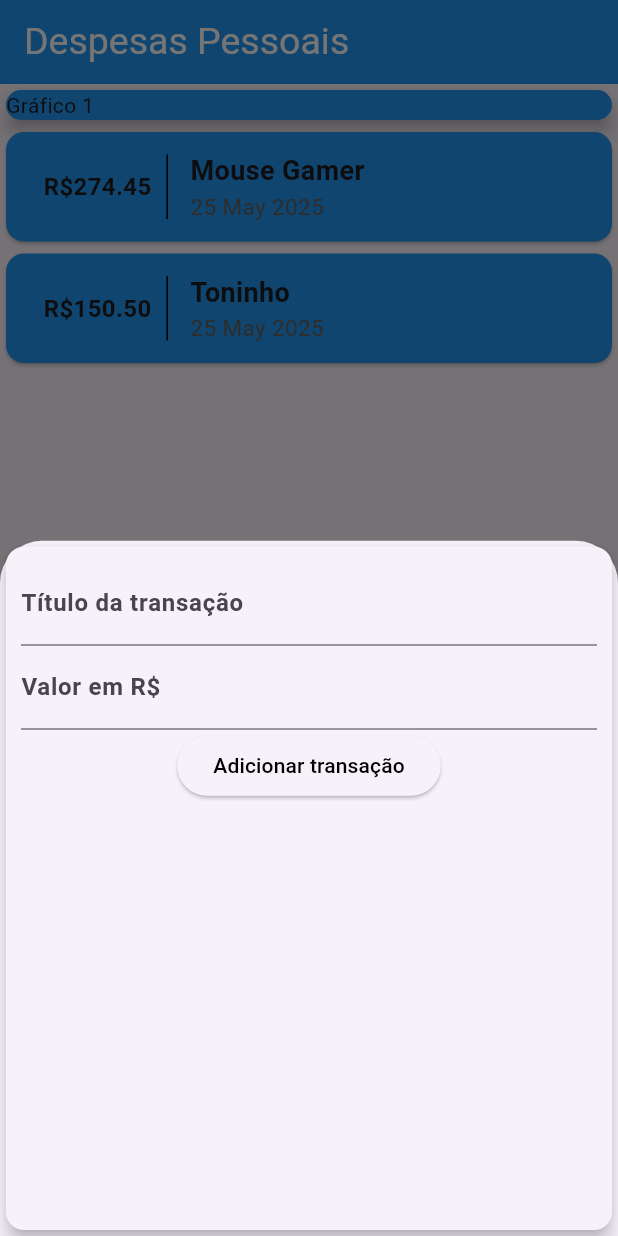
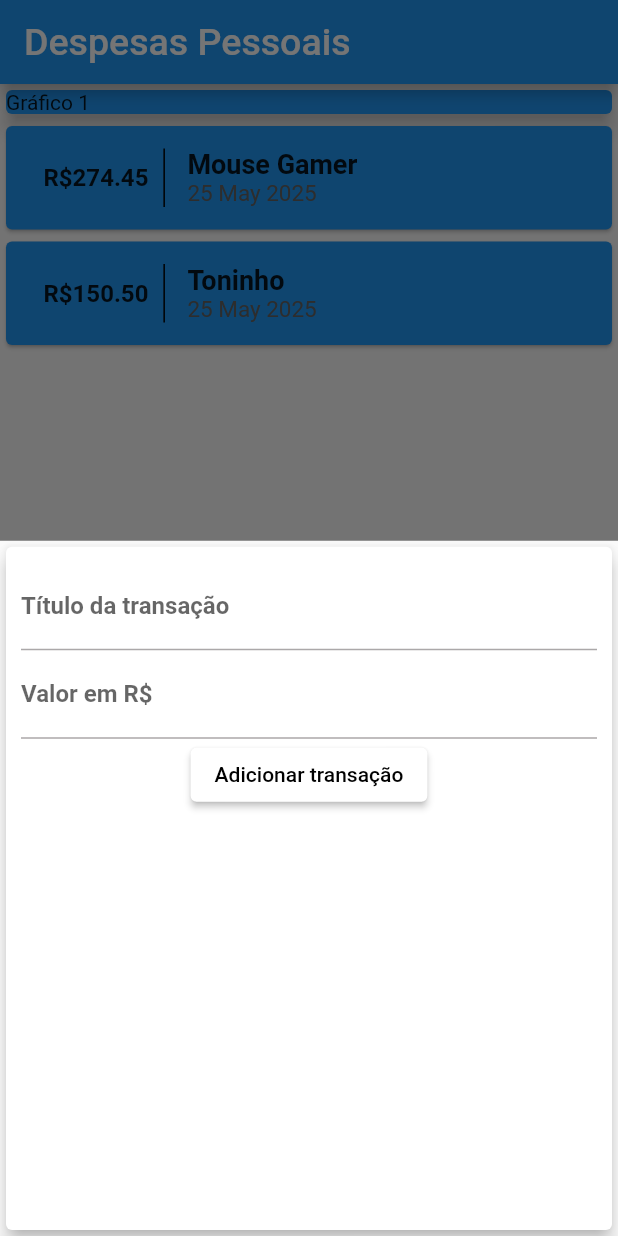
Before and after one commit to Leonardo-Toledo-Alves-Costa/despesas_app, a Flutter app: the screen it shows after launch, after a tap on the "add card" icon, on a phone screen of 412 x 824 dp. Run offline on Flutter 3.47's test engine with Material 3 defaults, Android fonts, the phone set to English and light mode, and no system bars.

Commit message:
Delete do user + mudança no theme color + outras atualizações

```diff
--- a/lib/components/transaction_form.dart
+++ b/lib/components/transaction_form.dart
@@ -1,11 +1,17 @@
 import 'package:flutter/material.dart';
 
-class TransactionForm extends StatelessWidget {
-  TransactionForm(this.onSubmit, {super.key});
+class TransactionForm extends StatefulWidget {
+  const TransactionForm(this.onSubmit, {super.key});
 
    final void Function(String title, double price) onSubmit;
 
+  @override
+  State<TransactionForm> createState() => _TransactionFormState();
+}
+
+class _TransactionFormState extends State<TransactionForm> {
     final titleController = TextEditingController();
+
     final priceController = TextEditingController();
 
     _submitForm(){
@@ -14,7 +20,8 @@ class TransactionForm extends StatelessWidget {
   if(title.isEmpty || price <= 0){
     return;
   }
-    onSubmit(title, price);
+    widget.onSubmit(title, price);
+
   }
 
   @override
--- a/lib/main.dart
+++ b/lib/main.dart
@@ -8,11 +8,26 @@ import 'package:despesas_app/models/transaction.dart';
 void main() => runApp(DespesasApp());
 
 class DespesasApp extends StatelessWidget {
-  const DespesasApp({super.key});
+  DespesasApp({super.key});
+  final ThemeData tema = ThemeData();
 
   @override
   Widget build(BuildContext context) {
-    return const MaterialApp(home: HomePage());
+    return MaterialApp(
+      home: const HomePage(),
+      theme: ThemeData(
+        useMaterial3: false,
+        appBarTheme: AppBarTheme(
+          backgroundColor: Colors.white,
+          foregroundColor: Colors.blue,
+        ),
+        colorScheme: ColorScheme.fromSeed(
+          seedColor: Colors.black,
+          primary: Colors.white,
+          secondary: Colors.blue,
+        ),
+      ),
+    );
   }
 }
 
@@ -50,7 +65,9 @@ class _HomePageState extends State<HomePage> {
   setState(() {
     _transactions.add(newTransaction);
     });
-  }
+
+    Navigator.of(context).pop();
+}
 
 
 _openTransactionFormModal(BuildContext context){
```
